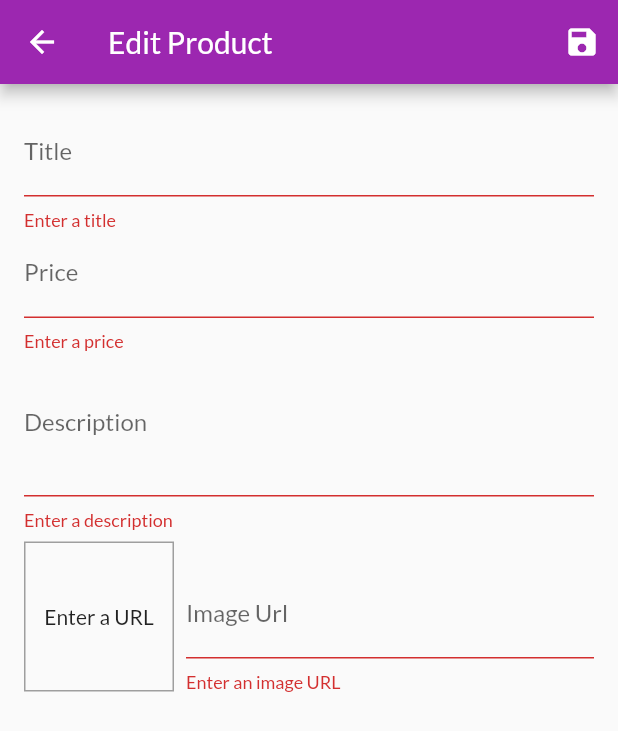
After one commit to NaZeRhal/wildbrevis_shop_app, a Flutter app: the EditProductPage screen opened by its route, after a tap on the "save" icon, on a phone screen of 412 x 824 dp. The commit adds this screen. Shown: the top 731 px of the screen. Run offline on Flutter 3.47's test engine with Material 2 defaults, Android fonts, the phone set to English and light mode, and no system bars; network calls fail.

Commit message:
added: edit and add product page with validation

```diff
--- a/lib/main.dart
+++ b/lib/main.dart
@@ -3,10 +3,12 @@ import 'package:wildbrevis_shop_app/providers/cart_provider.dart';
 import 'package:wildbrevis_shop_app/providers/orders_provider.dart';
 import 'package:wildbrevis_shop_app/providers/products_provider.dart';
 import 'package:wildbrevis_shop_app/screens/cart_page.dart';
+import 'package:wildbrevis_shop_app/screens/edit_product_page.dart';
 import 'package:wildbrevis_shop_app/screens/orders_page.dart';
 import 'package:wildbrevis_shop_app/screens/product_detail.dart';
 import 'package:wildbrevis_shop_app/screens/products_overview_page.dart';
 import 'package:provider/provider.dart';
+import 'package:wildbrevis_shop_app/screens/user_products_page.dart';
 
 void main() {
   runApp(MyApp());
@@ -44,6 +46,8 @@ class MyApp extends StatelessWidget {
           ProductDetailPage.routeName: (ctx) => ProductDetailPage(),
           CartPage.routeName: (ctx) => CartPage(),
           OrdersPage.routeName: (ctx) => OrdersPage(),
+          UserProductsPage.routeName: (ctx) => UserProductsPage(),
+          EditProductPage.routeName: (ctx) => EditProductPage(),
         },
       ),
     );
--- a/lib/screens/cart_page.dart
+++ b/lib/screens/cart_page.dart
@@ -3,9 +3,7 @@ import 'package:provider/provider.dart';
 import 'package:wildbrevis_shop_app/providers/cart_provider.dart'
     show CartProvider;
 import 'package:wildbrevis_shop_app/providers/orders_provider.dart';
-import 'package:wildbrevis_shop_app/screens/orders_page.dart';
 import 'package:wildbrevis_shop_app/widgets/cart_item.dart';
-import 'package:provider/provider.dart';
 
 class CartPage extends StatelessWidget {
   static const routeName = '/cart';
@@ -52,8 +50,6 @@ class CartPage extends StatelessWidget {
                         cartProvider.totalSum,
                       );
                       cartProvider.clear();
-                      // Navigator.of(context)
-                      //     .pushReplacementNamed(OrdersPage.routeName);
                     },
                     child: Text('ORDER NOW'),
                     textColor: Theme.of(context).primaryColor,
--- /dev/null
+++ b/lib/screens/edit_product_page.dart
@@ -0,0 +1,224 @@
+import 'package:flutter/material.dart';
+import 'package:flutter/rendering.dart';
+import 'package:flutter/services.dart';
+import 'package:wildbrevis_shop_app/providers/product.dart';
+
+class EditProductPage extends StatefulWidget {
+  static const routeName = '/edit_product';
+  @override
+  _EditProductPageState createState() => _EditProductPageState();
+}
+
+class _EditProductPageState extends State<EditProductPage> {
+  String _imageUrl = '';
+  final _imageUrlFocusNode = FocusNode();
+  final _imageUrlController = TextEditingController();
+  final _formKey = GlobalKey<FormState>();
+
+  var _editedProduct = ProductProvider(
+    id: null,
+    name: '',
+    price: 0.0,
+    description: '',
+    imageUrl: '',
+  );
+
+  @override
+  void initState() {
+    _imageUrlFocusNode.addListener(_updateImageUrl);
+    super.initState();
+  }
+
+  @override
+  void dispose() {
+    _imageUrlFocusNode.dispose();
+    _imageUrlFocusNode.removeListener(_updateImageUrl);
+    super.dispose();
+  }
+
+  void _updateImageUrl() {
+    if (!_imageUrlFocusNode.hasFocus) {
+      if (_validateUrl(_imageUrlController.text) != null) {
+        return;
+      }
+      setState(() {
+        _imageUrl = _imageUrlController.text;
+      });
+    }
+  }
+
+  void _saveForm() {
+    if (_formKey.currentState.validate()) {
+      _formKey.currentState.save();
+      print(_editedProduct.name);
+      print(_editedProduct.description);
+      print(_editedProduct.price);
+      print(_editedProduct.imageUrl);
+    }
+  }
+
+  String _validatePrice(String value) {
+    if (value.isEmpty) {
+      return 'Enter a price';
+    }
+    if (double.tryParse(value) == null) {
+      return 'Enter a valid number';
+    }
+    if (double.parse(value) <= 0) {
+      return 'Enter a number greater than zero';
+    }
+    return null;
+  }
+
+  String _validateDescription(String value) {
+    if (value.isEmpty) {
+      return 'Enter a description';
+    }
+    if (value.length < 10) {
+      return 'Should be at least 10 characters long';
+    }
+    return null;
+  }
+
+  String _validateUrl(String value) {
+    if (value.isEmpty) {
+      return 'Enter an image URL';
+    }
+    if (!value.startsWith('http') || !value.startsWith('https')) {
+      return 'Enter a valid URL';
+    }
+    // if (!value.endsWith('.png') ||
+    //     !value.endsWith('.jpg') ||
+    //     !value.endsWith('.jpeg')) {
+    //   return 'Enter a valid image URL';
+    // }
+    return null;
+  }
+
+  @override
+  Widget build(BuildContext context) {
+    return Scaffold(
+      appBar: AppBar(
+        title: Text('Edit Product'),
+        actions: [
+          IconButton(
+            icon: Icon(Icons.save),
+            onPressed: () {
+              FocusScope.of(context).requestFocus(new FocusNode());
+              _saveForm();
+            },
+          )
+        ],
+      ),
+      body: Padding(
+        padding: const EdgeInsets.all(16.0),
+        child: Form(
+          key: _formKey,
+          child: ListView(
+            children: [
+              TextFormField(
+                decoration: InputDecoration(
+                  labelText: 'Title',
+                ),
+                textInputAction: TextInputAction.next,
+                validator: (value) => value.isEmpty ? 'Enter a title' : null,
+                onSaved: (newValue) {
+                  _editedProduct = ProductProvider(
+                    id: null,
+                    name: newValue,
+                    price: _editedProduct.price,
+                    description: _editedProduct.description,
+                    imageUrl: _editedProduct.imageUrl,
+                  );
+                },
+              ),
+              TextFormField(
+                decoration: InputDecoration(
+                  labelText: 'Price',
+                ),
+                textInputAction: TextInputAction.next,
+                keyboardType: TextInputType.number,
+                validator: _validatePrice,
+                onSaved: (newValue) {
+                  _editedProduct = ProductProvider(
+                    id: null,
+                    name: _editedProduct.name,
+                    price: double.parse(newValue),
+                    description: _editedProduct.description,
+                    imageUrl: _editedProduct.imageUrl,
+                  );
+                },
+              ),
+              TextFormField(
+                decoration: InputDecoration(
+                  labelText: 'Description',
+                ),
+                maxLines: 3,
+                keyboardType: TextInputType.multiline,
+                validator: _validateDescription,
+                onSaved: (newValue) {
+                  _editedProduct = ProductProvider(
+                    id: null,
+                    name: _editedProduct.name,
+                    price: _editedProduct.price,
+                    description: newValue,
+                    imageUrl: _editedProduct.imageUrl,
+                  );
+                },
+              ),
+              Row(
+                crossAxisAlignment: CrossAxisAlignment.end,
+                children: [
+                  Container(
+                    width: 100,
+                    height: 100,
+                    margin: EdgeInsets.only(top: 8, right: 8),
+                    decoration: BoxDecoration(
+                      border: Border.all(
+                        width: 1,
+                        color: Colors.grey,
+                      ),
+                    ),
+                    child: _imageUrl.isEmpty
+                        ? Center(child: Text('Enter a URL'))
+                        : FittedBox(
+                            child: Image.network(
+                              _imageUrl,
+                              fit: BoxFit.cover,
+                            ),
+                          ),
+                  ),
+                  Expanded(
+                    child: TextFormField(
+                      decoration: InputDecoration(
+                        labelText: 'Image Url',
+                      ),
+                      keyboardType: TextInputType.url,
+                      textInputAction: TextInputAction.done,
+                      focusNode: _imageUrlFocusNode,
+                      controller: _imageUrlController,
+                      validator: _validateUrl,
+                      onFieldSubmitted: (value) {
+                        setState(() => _imageUrl = value);
+                        _saveForm();
+                      },
+                      onSaved: (newValue) {
+                        _editedProduct = ProductProvider(
+                          id: null,
+                          name: _editedProduct.name,
+                          price: _editedProduct.price,
+                          description: _editedProduct.description,
+                          imageUrl: newValue,
+                        );
+                      },
+                    ),
+                  ),
+                ],
+              ),
+            ],
+          ),
+        ),
+      ),
+    );
+  }
+}
--- a/lib/widgets/app_drawer.dart
+++ b/lib/widgets/app_drawer.dart
@@ -1,5 +1,6 @@
 import 'package:flutter/material.dart';
 import 'package:wildbrevis_shop_app/screens/orders_page.dart';
+import 'package:wildbrevis_shop_app/screens/user_products_page.dart';
 
 class AppDrawer extends StatelessWidget {
   @override
@@ -20,6 +21,7 @@ class AppDrawer extends StatelessWidget {
               Navigator.of(context).pushReplacementNamed('/');
             },
           ),
+          Divider(),
           ListTile(
             leading: Icon(Icons.payment),
             title: Text('Orders'),
@@ -27,6 +29,15 @@ class AppDrawer extends StatelessWidget {
               Navigator.of(context).pushReplacementNamed(OrdersPage.routeName);
             },
           ),
+          Divider(),
+          ListTile(
+            leading: Icon(Icons.edit),
+            title: Text('Manage products'),
+            onTap: () {
+              Navigator.of(context)
+                  .pushReplacementNamed(UserProductsPage.routeName);
+            },
+          ),
         ],
       ),
     );
```
Also changed, not shown: lib/screens/user_products_page.dart (added, +43 -0 lines), lib/widgets/user_product_item.dart (added, +40 -0 lines).
